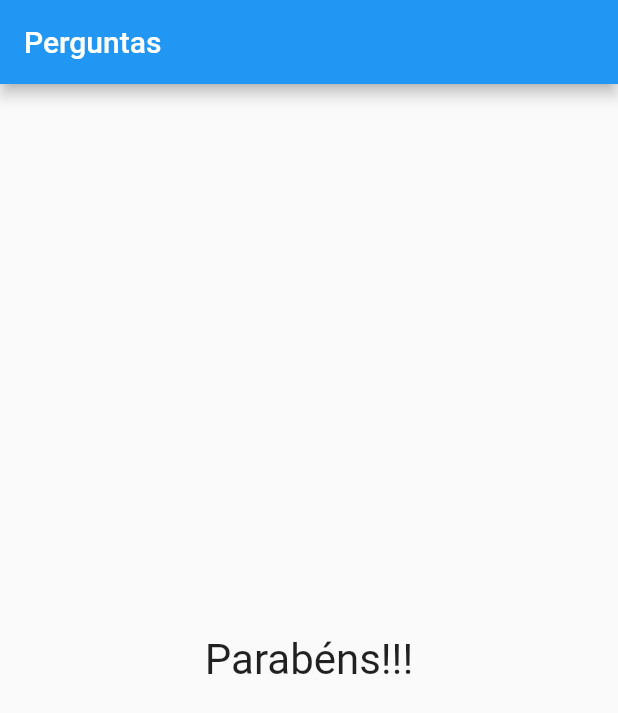
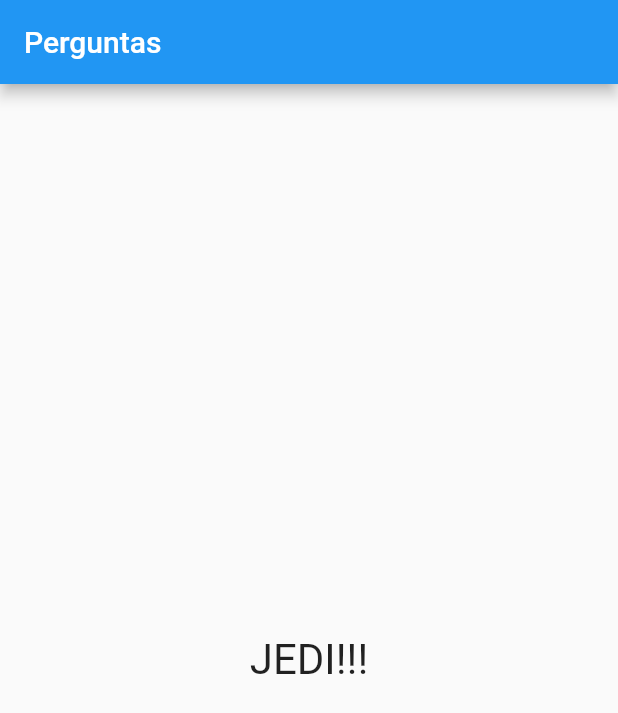
Before and after one commit to augustoprogramador/projeto_pergunta, a Flutter app: the screen it shows after launch, after a tap on "Azul", after a tap on "Cachorro", after a tap on "Leo", on a phone screen of 412 x 824 dp. Shown: the top 713 px of the screen. Run offline on Flutter 3.47's test engine with Material 2 defaults, Android fonts, the phone set to English and light mode, and no system bars.

Commit message:
Aplicação da pontuação final

```diff
--- a/lib/main.dart
+++ b/lib/main.dart
@@ -13,64 +13,28 @@ class _PerguntaAppState extends State<PerguntaApp> {
     {
       'question': 'Qual é a sua cor favorita?',
       'answer': [
-        {
-          'texto': 'Azul',
-          'pontuacao': 10,
-        },
-        {
-          'texto': 'Vermelho',
-          'pontuacao': 5,
-        },
-        {
-          'texto': 'Preto',
-          'pontuacao': 3,
-        },
-        {
-          'texto': 'Verde',
-          'pontuacao': 7,
-        },
+        {'texto': 'Azul', 'pontuacao': 10},
+        {'texto': 'Vermelho', 'pontuacao': 5},
+        {'texto': 'Preto', 'pontuacao': 3},
+        {'texto': 'Verde', 'pontuacao': 7}
       ]
     },
     {
       'question': 'Qual é o seu animal favorito?',
       'answer': [
-        {
-          'texto': 'Gato',
-          'pontuacao': 5,
-        },
-        {
-          'texto': 'Cachorro',
-          'pontuacao': 3,
-        },
-        {
-          'texto': 'Papagaio',
-          'pontuacao': 7,
-        },
-        {
-          'texto': 'Peixe',
-          'pontuacao': 10,
-        }
+        {'texto': 'Gato', 'pontuacao': 5},
+        {'texto': 'Cachorro', 'pontuacao': 3},
+        {'texto': 'Papagaio', 'pontuacao': 7},
+        {'texto': 'Peixe', 'pontuacao': 1}
       ]
     },
     {
       'question': 'Qual o seu instrutor favorito?',
       'answer': [
-        {
-          'texto': 'José',
-          'pontuacao': 5,
-        },
-        {
-          'texto': 'Ana',
-          'pontuacao': 3,
-        },
-        {
-          'texto': 'Leo',
-          'pontuacao': 7,
-        },
-        {
-          'texto': 'João Ribeiro',
-          'pontuacao': 10,
-        }
+        {'texto': 'José', 'pontuacao': 5},
+        {'texto': 'Ana', 'pontuacao': 3},
+        {'texto': 'Leo', 'pontuacao': 7},
+        {'texto': 'João Ribeiro', 'pontuacao': 2}
       ]
     },
   ];
@@ -80,6 +44,7 @@ class _PerguntaAppState extends State<PerguntaApp> {
       setState(() {
         _nextQuestion++;
         _pontuacaoTotal += pontuacao;
+        print(_pontuacaoTotal);
       });
     }
   }
@@ -101,7 +66,7 @@ class _PerguntaAppState extends State<PerguntaApp> {
                 nextQuestion: _nextQuestion,
                 responder: _responder,
               )
-            : const Resultado(),
+            : Resultado(pontuacao: _pontuacaoTotal),
       ),
     );
   }
--- a/lib/resultado.dart
+++ b/lib/resultado.dart
@@ -1,13 +1,22 @@
 import 'package:flutter/material.dart';
 
 class Resultado extends StatelessWidget {
-  const Resultado({super.key});
+  final int pontuacao;
+
+  Resultado({required this.pontuacao, super.key});
+
+  String get fraseResultado {
+    if (pontuacao < 8) return 'Você é bom';
+    if (pontuacao < 12) return 'Parabéns!';
+    if (pontuacao < 16) return 'Impressionante!!!';
+    return 'JEDI!!!';
+  }
 
   @override
   Widget build(BuildContext context) {
-    return const Center(
+    return Center(
       child: Text(
-        'Parabéns!!!',
+        fraseResultado,
         style: TextStyle(fontSize: 28),
       ),
     );
```
